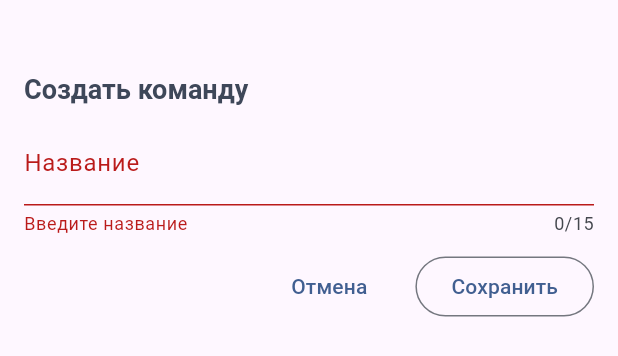
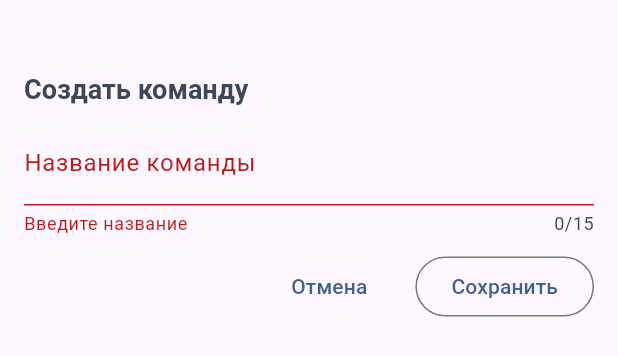
Before and after one commit to Leningram/flutter_tips_app, a Flutter app: the NewTeam widget shown alone on an empty page, opened directly, after a tap on "Сохранить", on a phone screen of 412 x 824 dp. Shown: the top 356 px of the screen. Run offline on Flutter 3.47's test engine with Material 3 defaults, Android fonts, the phone set to English and light mode, and no system bars; our stand-ins replace cloud_firestore, firebase_auth, firebase_core, flutter_riverpod; accounts and stored records are empty; generated files the repository leaves out were written again.

Commit message:
new team refactor

```diff
--- a/lib/data/models/team.dart
+++ b/lib/data/models/team.dart
@@ -7,14 +7,14 @@ const uuid = Uuid();
 class Team {
   String? id;
   final String name;
-  final String admin;
+  final String adminId;
   final String mainCurrencyName;
   int mainCurrencySum;
   List<Currency> currencies;
   Team({
     String? id,
     required this.name,
-    required this.admin,
+    required this.adminId,
     required this.mainCurrencyName,
     required this.mainCurrencySum,
     required this.currencies,
--- a/lib/presentations/pages/main_screen.dart
+++ b/lib/presentations/pages/main_screen.dart
@@ -3,6 +3,7 @@ import 'package:flutter_tips_app/presentations/pages/new_team_screen.dart';
 import 'package:flutter_tips_app/presentations/widgets/employee_list.dart';
 import 'package:cloud_firestore/cloud_firestore.dart';
 import 'package:firebase_auth/firebase_auth.dart';
+import 'package:flutter_tips_app/presentations/widgets/main_drawer.dart';
 import 'package:flutter_tips_app/presentations/widgets/new_employee.dart';
 
 class MainScreen extends StatefulWidget {
@@ -75,6 +76,7 @@ class MainScreenState extends State<MainScreen> {
   @override
   Widget build(BuildContext context) {
     return Scaffold(
+      drawer: const MainDrawer(),
       appBar: AppBar(
         actions: [
           IconButton(
--- a/lib/presentations/pages/tabs.dart
+++ b/lib/presentations/pages/tabs.dart
@@ -44,7 +44,7 @@ class _TabsScreenState extends ConsumerState<TabsScreen> {
 
     return Scaffold(
       body: activePage,
-      drawer: MainDrawer(onSelectScreen: _setScreen),
+      drawer: const MainDrawer(),
       bottomNavigationBar: BottomNavigationBar(
         onTap: _selectPage,
         enableFeedback: true,
--- a/lib/presentations/widgets/new_team.dart
+++ b/lib/presentations/widgets/new_team.dart
@@ -1,15 +1,18 @@
 import 'package:cloud_firestore/cloud_firestore.dart';
 import 'package:firebase_auth/firebase_auth.dart';
 import 'package:flutter/material.dart';
+import 'package:flutter_riverpod/flutter_riverpod.dart';
+import 'package:flutter_tips_app/data/models/team.dart';
+import 'package:flutter_tips_app/providers/team_prodiver.dart';
 
-class NewTeam extends StatefulWidget {
+class NewTeam extends ConsumerStatefulWidget {
   const NewTeam({super.key});
 
   @override
-  State<NewTeam> createState() => _NewTeamState();
+  ConsumerState<NewTeam> createState() => _NewTeamState();
 }
 
-class _NewTeamState extends State<NewTeam> {
+class _NewTeamState extends ConsumerState<NewTeam> {
   final _form = GlobalKey<FormState>();
   String _enteredName = '';
 
@@ -17,7 +20,7 @@ class _NewTeamState extends State<NewTeam> {
     showDialog(
       context: context,
       builder: (context) => AlertDialog(
-        title: const Text('Успех'),
+        title: const Text('Готово'),
         content: const Text('Команда успешно создана.'),
         actions: [
           TextButton(
@@ -59,13 +62,21 @@ class _NewTeamState extends State<NewTeam> {
     try {
       await FirebaseFirestore.instance.collection('teams').add({
         'name': _enteredName,
-        'adminId': FirebaseAuth.instance.currentUser!.uid
+        'adminId': FirebaseAuth.instance.currentUser!.uid,
+        'mainCurrencyName': 'Рубли',
+        'mainCurrencySum': 0,
       });
       if (!mounted) {
         return;
       }
       Navigator.of(context).pop();
       _showSuccessMessage();
+      ref.read(teamProvider.notifier).setTeam(Team(
+          name: _enteredName,
+          adminId: FirebaseAuth.instance.currentUser!.uid,
+          mainCurrencyName: 'Рубли',
+          mainCurrencySum: 0,
+          currencies: []));
     } catch (e) {
       _showErrorMessage(e.toString());
     }
@@ -74,7 +85,6 @@ class _NewTeamState extends State<NewTeam> {
   @override
   Widget build(BuildContext context) {
     final keyboardSpace = MediaQuery.of(context).viewInsets.bottom;
-
     return LayoutBuilder(builder: (builder, constraints) {
       return SizedBox(
         height: double.infinity,
@@ -99,7 +109,7 @@ class _NewTeamState extends State<NewTeam> {
                   TextFormField(
                     maxLength: 15,
                     decoration: const InputDecoration(
-                      label: Text('Название'),
+                      label: Text('Название команды'),
                     ),
                     validator: (value) {
                       if (value == null || value.trim().isEmpty) {
```
Also changed, not shown: lib/constants/mock.dart (deleted, +0 -89 lines), lib/presentations/widgets/main_drawer.dart (+12 -5 lines).
